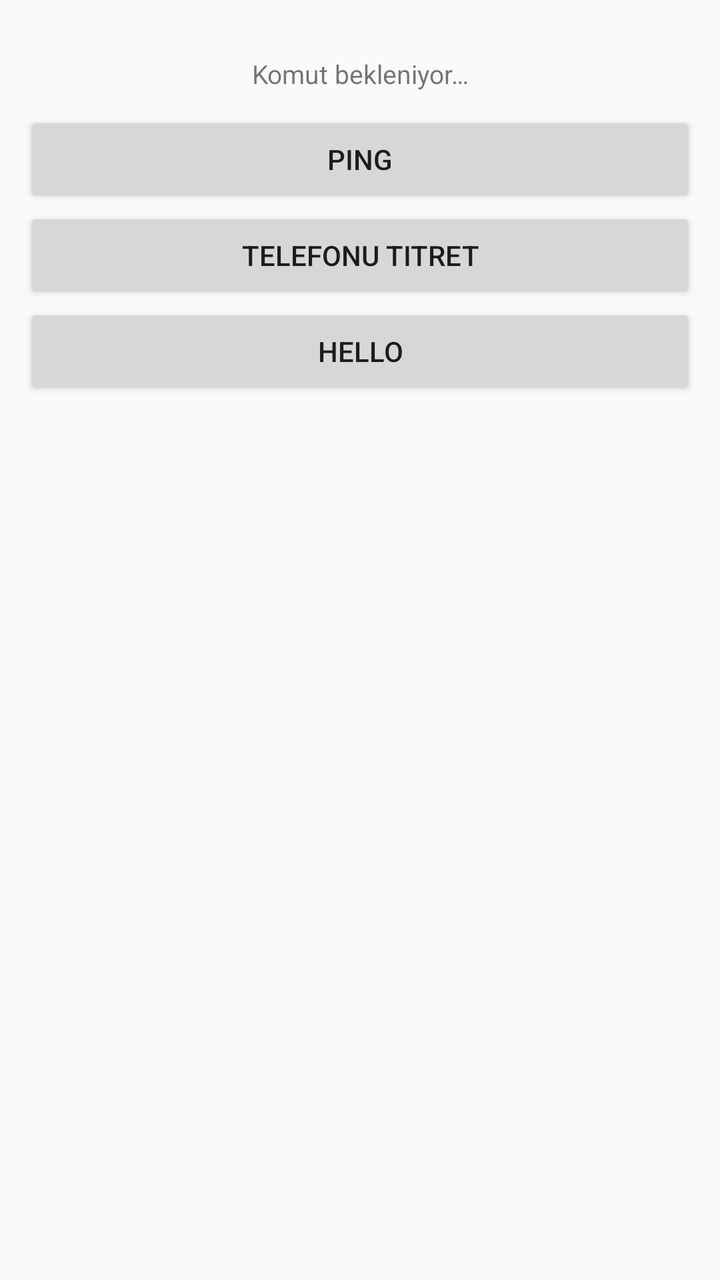
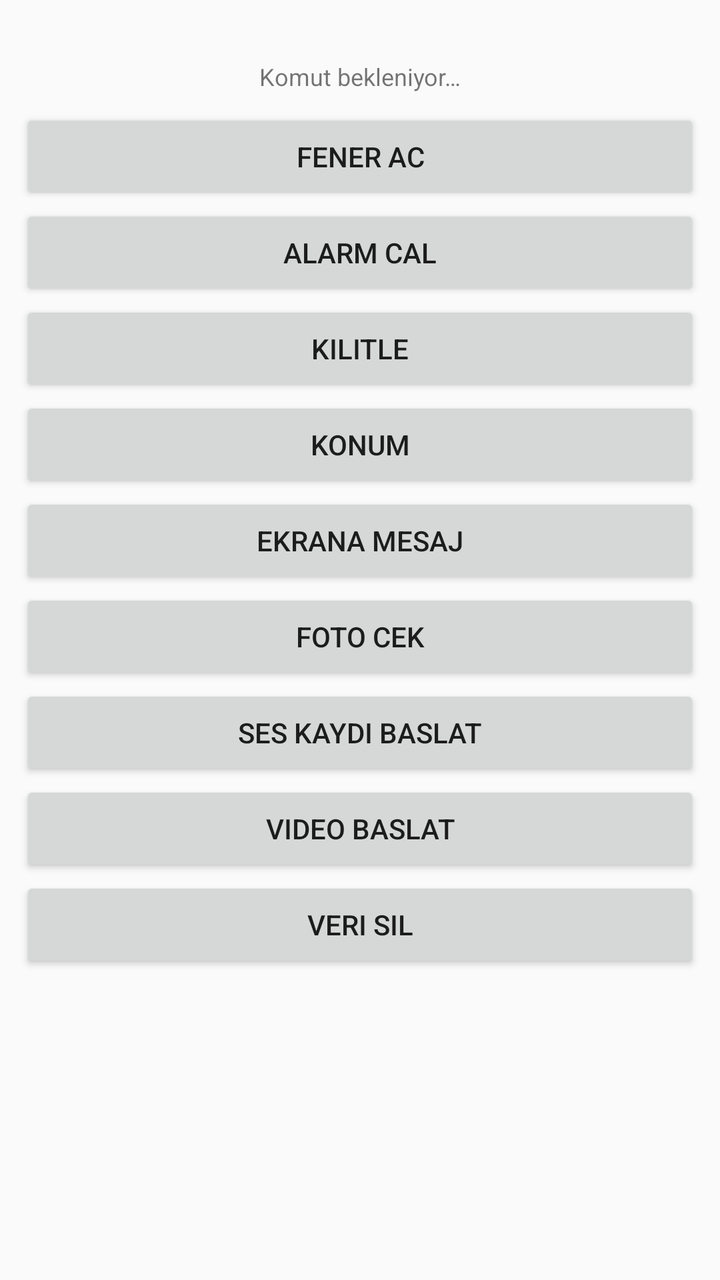

Screens rendered from an Android XML layout before and after an edit, with the pre-edit source and the edit as a unified diff.
<!-- AndroidManifest.xml: application theme Theme.WearCommands -->
<!-- res/layout/activity_main.xml -->
<?xml version="1.0" encoding="utf-8"?>
<ScrollView xmlns:android="http://schemas.android.com/apk/res/android"
    android:layout_width="match_parent"
    android:layout_height="match_parent"
    android:fillViewport="true">

    <LinearLayout
        android:layout_width="match_parent"
        android:layout_height="wrap_content"
        android:orientation="vertical"
        android:gravity="center_horizontal"
        android:paddingLeft="12dp"
        android:paddingRight="12dp"
        android:paddingTop="28dp"
        android:paddingBottom="28dp">

        <TextView
            android:id="@+id/lastCommandText"
            android:layout_width="match_parent"
            android:layout_height="wrap_content"
            android:gravity="center"
            android:text="@string/last_empty"
            android:textSize="13sp"
            android:paddingBottom="10dp" />

        <Button
            android:id="@+id/pingButton"
            android:layout_width="match_parent"
            android:layout_height="wrap_content"
            android:text="@string/btn_ping" />

        <Button
            android:id="@+id/vibrateButton"
            android:layout_width="match_parent"
            android:layout_height="wrap_content"
            android:text="@string/btn_vibrate" />

        <Button
            android:id="@+id/helloButton"
            android:layout_width="match_parent"
            android:layout_height="wrap_content"
            android:text="@string/btn_hello" />
    </LinearLayout>
</ScrollView>
<!-- resources referenced by this layout -->
<resources>
  <string name="btn_hello">HELLO</string>
  <string name="btn_ping">PING</string>
  <string name="btn_vibrate">Telefonu titret</string>
  <string name="last_empty">Komut bekleniyor…</string>
  <style name="Theme.WearCommands" parent="Theme.AppCompat.DayNight.NoActionBar" />
</resources>

<!-- the commit's change to res/layout/activity_main.xml (unified diff, before → after) -->
@@ -9,10 +9,10 @@
         android:layout_height="wrap_content"
         android:orientation="vertical"
         android:gravity="center_horizontal"
-        android:paddingLeft="12dp"
-        android:paddingRight="12dp"
-        android:paddingTop="28dp"
-        android:paddingBottom="28dp">
+        android:paddingLeft="10dp"
+        android:paddingRight="10dp"
+        android:paddingTop="30dp"
+        android:paddingBottom="40dp">
 
         <TextView
             android:id="@+id/lastCommandText"
@@ -20,25 +20,52 @@
             android:layout_height="wrap_content"
             android:gravity="center"
             android:text="@string/last_empty"
-            android:textSize="13sp"
-            android:paddingBottom="10dp" />
+            android:textSize="12sp"
+            android:paddingBottom="8dp" />
 
-        <Button
-            android:id="@+id/pingButton"
-            android:layout_width="match_parent"
-            android:layout_height="wrap_content"
-            android:text="@string/btn_ping" />
+        <ImageView
+            android:id="@+id/previewImage"
+            android:layout_width="140dp"
+            android:layout_height="140dp"
+            android:visibility="gone"
+            android:scaleType="centerCrop"
+            android:contentDescription="@string/preview_desc"
+            android:layout_marginBottom="8dp" />
 
-        <Button
-            android:id="@+id/vibrateButton"
-            android:layout_width="match_parent"
-            android:layout_height="wrap_content"
-            android:text="@string/btn_vibrate" />
+        <Button android:id="@+id/torchButton"
+            android:layout_width="match_parent" android:layout_height="wrap_content"
+            android:text="@string/btn_torch_on" />
 
-        <Button
-            android:id="@+id/helloButton"
-            android:layout_width="match_parent"
-            android:layout_height="wrap_content"
-            android:text="@string/btn_hello" />
+        <Button android:id="@+id/alarmButton"
+            android:layout_width="match_parent" android:layout_height="wrap_content"
+            android:text="@string/btn_alarm_on" />
+
+        <Button android:id="@+id/lockButton"
+            android:layout_width="match_parent" android:layout_height="wrap_content"
+            android:text="@string/btn_lock" />
+
+        <Button android:id="@+id/locationButton"
+            android:layout_width="match_parent" android:layout_height="wrap_content"
+            android:text="@string/btn_location" />
+
+        <Button android:id="@+id/messageButton"
+            android:layout_width="match_parent" android:layout_height="wrap_content"
+            android:text="@string/btn_message" />
+
+        <Button android:id="@+id/photoButton"
+            android:layout_width="match_parent" android:layout_height="wrap_content"
+            android:text="@string/btn_photo" />
+
+        <Button android:id="@+id/audioButton"
+            android:layout_width="match_parent" android:layout_height="wrap_content"
+            android:text="@string/btn_audio_on" />
+
+        <Button android:id="@+id/videoButton"
+            android:layout_width="match_parent" android:layout_height="wrap_content"
+            android:text="@string/btn_video_on" />
+
+        <Button android:id="@+id/wipeButton"
+            android:layout_width="match_parent" android:layout_height="wrap_content"
+            android:text="@string/btn_wipe" />
     </LinearLayout>
 </ScrollView>
<!-- resource entries referenced after the edit -->
@@ -1,9 +1,16 @@
 <!-- resources referenced by this layout -->
 <resources>
-  <string name="btn_hello">HELLO</string>
-  <string name="btn_ping">PING</string>
-  <string name="btn_vibrate">Telefonu titret</string>
+  <string name="btn_alarm_on">Alarm CAL</string>
+  <string name="btn_audio_on">Ses kaydi BASLAT</string>
+  <string name="btn_location">Konum</string>
+  <string name="btn_lock">Kilitle</string>
+  <string name="btn_message">Ekrana mesaj</string>
+  <string name="btn_photo">Foto cek</string>
+  <string name="btn_torch_on">Fener AC</string>
+  <string name="btn_video_on">Video BASLAT</string>
+  <string name="btn_wipe">Veri sil</string>
   <string name="last_empty">Komut bekleniyor…</string>
+  <string name="preview_desc">Fotograf onizleme</string>
   <style name="Theme.WearCommands" parent="Theme.AppCompat.DayNight.NoActionBar" />
 </resources>
 
